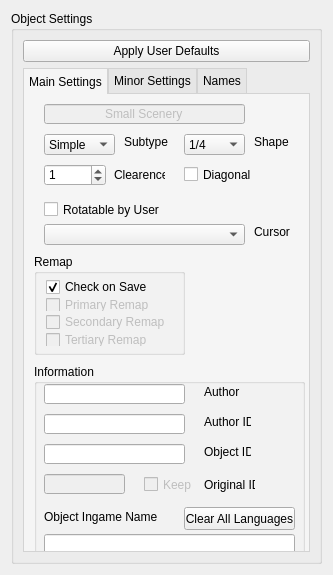
Above: editor_app/gui/settingsSS.ui from danielmeinert/objectcreator before the change. Below: the same form after it.
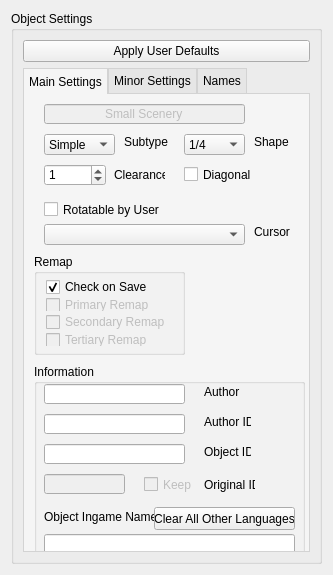
That is the form after the change.

The edit to the form file:
```diff
--- a/editor_app/gui/settingsSS.ui
+++ b/editor_app/gui/settingsSS.ui
@@ -257,14 +257,14 @@
           <widget class="QPushButton" name="pushButton_clearAllLang">
            <property name="geometry">
             <rect>
-             <x>150</x>
+             <x>120</x>
              <y>143</y>
-             <width>111</width>
+             <width>141</width>
              <height>23</height>
             </rect>
            </property>
            <property name="text">
-            <string>Clear All Languages</string>
+            <string>Clear All Other Languages</string>
            </property>
           </widget>
          </widget>
@@ -352,7 +352,7 @@
            </rect>
           </property>
           <property name="text">
-           <string>Clearence</string>
+           <string>Clearance</string>
           </property>
          </widget>
          <widget class="QLabel" name="label_subtype">
```
